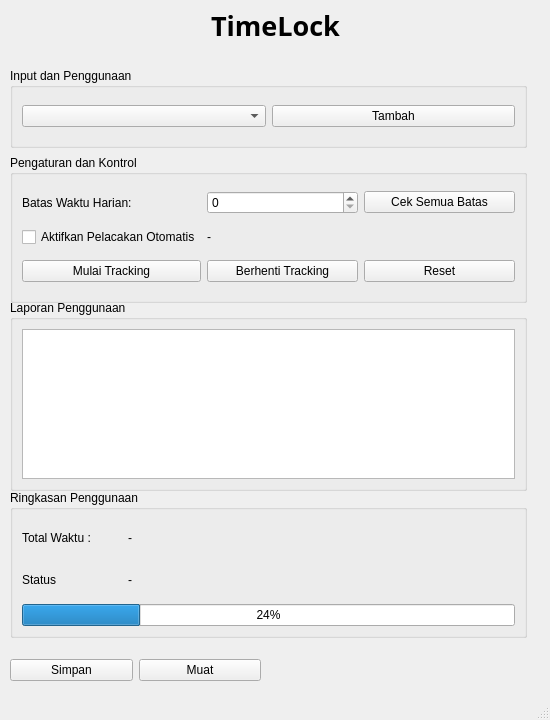
Qt form mainwindow.ui (Bimaahmadani/TimeLock-Project) before a commit.
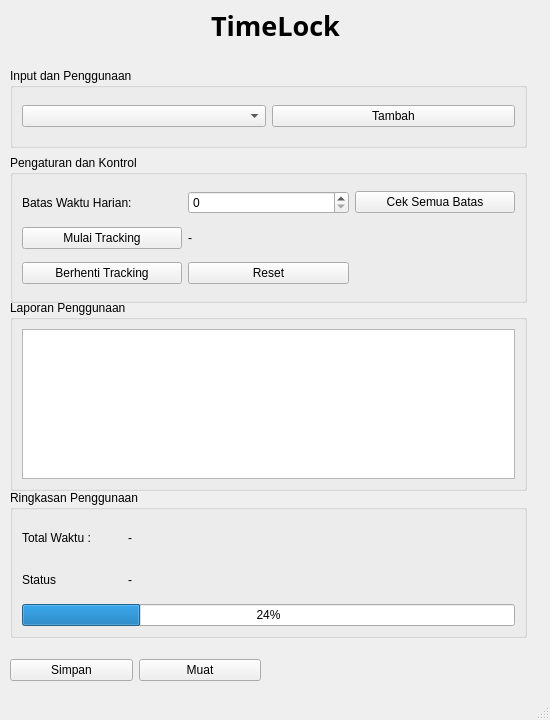
The same form after that commit.

Commit message: update ringkasan & reset button

Patch:
```diff
--- a/mainwindow.ui
+++ b/mainwindow.ui
@@ -80,6 +80,20 @@
      <string>Pengaturan dan Kontrol</string>
     </property>
     <layout class="QGridLayout" name="gridLayoutSetting">
+     <item row="1" column="0">
+      <widget class="QPushButton" name="startTrackingButton">
+       <property name="text">
+        <string>Mulai Tracking</string>
+       </property>
+      </widget>
+     </item>
+     <item row="0" column="2">
+      <widget class="QPushButton" name="checklimitButton">
+       <property name="text">
+        <string>Cek Semua Batas</string>
+       </property>
+      </widget>
+     </item>
      <item row="0" column="0">
       <widget class="QLabel" name="labelLimit">
        <property name="text">
@@ -90,21 +104,7 @@
      <item row="0" column="1">
       <widget class="QSpinBox" name="limitdurationBox"/>
      </item>
-     <item row="0" column="2">
-      <widget class="QPushButton" name="checklimitButton">
-       <property name="text">
-        <string>Cek Semua Batas</string>
-       </property>
-      </widget>
-     </item>
-     <item row="1" column="0">
-      <widget class="QCheckBox" name="autoTrackCheck">
-       <property name="text">
-        <string>Aktifkan Pelacakan Otomatis</string>
-       </property>
-      </widget>
-     </item>
-     <item row="1" column="1">
+     <item row="1" column="1" colspan="2">
       <widget class="QLabel" name="currentAppLabel">
        <property name="text">
         <string>-</string>
@@ -112,20 +112,13 @@
       </widget>
      </item>
      <item row="2" column="0">
-      <widget class="QPushButton" name="startTrackingButton">
-       <property name="text">
-        <string>Mulai Tracking</string>
-       </property>
-      </widget>
-     </item>
-     <item row="2" column="1">
       <widget class="QPushButton" name="stopTrackingButton">
        <property name="text">
         <string>Berhenti Tracking</string>
        </property>
       </widget>
      </item>
-     <item row="2" column="2">
+     <item row="2" column="1">
       <widget class="QPushButton" name="resetButton">
        <property name="text">
         <string>Reset</string>
```
The commit also changes 11 other files.
